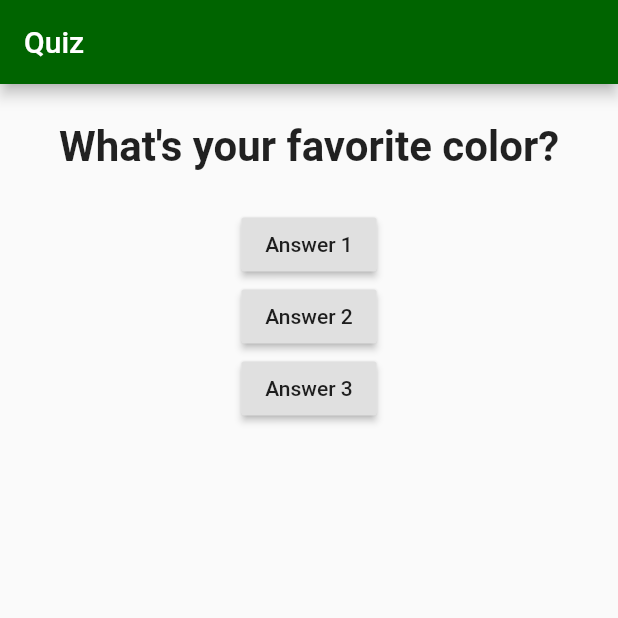
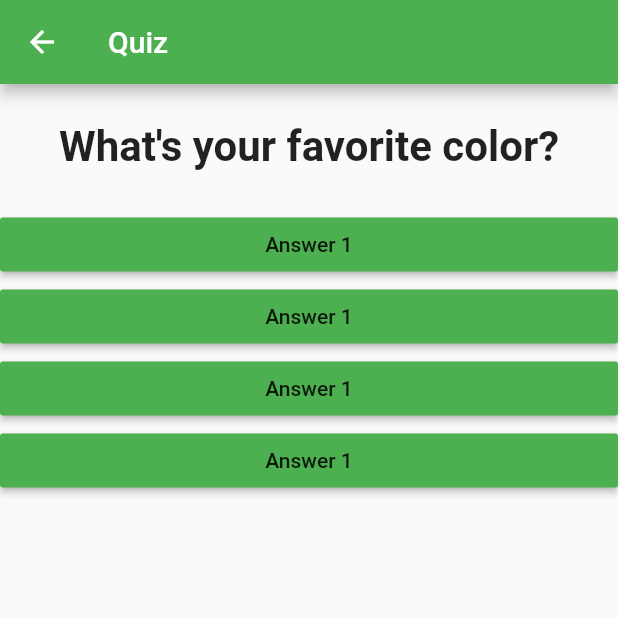
Before and after one commit to SasithaLY/word_quest, a Flutter app: the screen it shows once a user with an empty profile is signed in, after a tap on "PLAY", on a phone screen of 412 x 824 dp, the top half of it. Run offline on Flutter 3.47's test engine with Material 2 defaults, Android fonts, the phone set to English and light mode, and no system bars; our stand-ins replace cloud_firestore, firebase_auth, firebase_core, flutter_native_splash, flutter_signin_button, google_sign_in; missing offline and left inert: animated_button; accounts and stored records are empty.

Commit message:
answer function reference added

```diff
--- /dev/null
+++ b/lib/Answer.dart
@@ -0,0 +1,19 @@
+import 'package:flutter/material.dart';
+
+class Answer extends StatelessWidget {
+  final VoidCallback answerHandler;
+
+  Answer(this.answerHandler);
+
+  @override
+  Widget build(BuildContext context) {
+    return Container(
+      width: double.infinity,
+      child: RaisedButton(
+        color: Colors.green,
+        child: Text('Answer 1'),
+        onPressed: answerHandler,
+      ),
+    );
+  }
+}
--- a/lib/Quiz.dart
+++ b/lib/Quiz.dart
@@ -2,6 +2,7 @@ import 'package:flutter/material.dart';
 import 'package:word_quest/theme/colors.dart';
 
 import './Question.dart';
+import './Answer.dart';
 
 class Quiz extends StatefulWidget {
   @override
@@ -29,28 +30,21 @@ class _QuizState extends State<Quiz> {
       home: Scaffold(
         appBar: AppBar(
           title: Text('Quiz'),
-          backgroundColor: primary,
+          leading: IconButton(
+            onPressed: () => {Navigator.pop(context)},
+            icon: Icon(Icons.arrow_back),
+          ),
+          backgroundColor: Colors.green,
         ),
         body: Column(
           children: [
             Question(
               questions[_questionIndex],
             ),
-            RaisedButton(
-              child: Text('Answer 1'),
-              onPressed: _answerQuestion,
-            ),
-            RaisedButton(
-              child: Text('Answer 2'),
-              onPressed: () => print('Answer 2 chosen!'),
-            ),
-            RaisedButton(
-              child: Text('Answer 3'),
-              onPressed: () {
-                // ...
-                print('Answer 3 chosen');
-              },
-            ),
+            Answer(_answerQuestion),
+            Answer(_answerQuestion),
+            Answer(_answerQuestion),
+            Answer(_answerQuestion),
           ],
         ),
       ),
```
